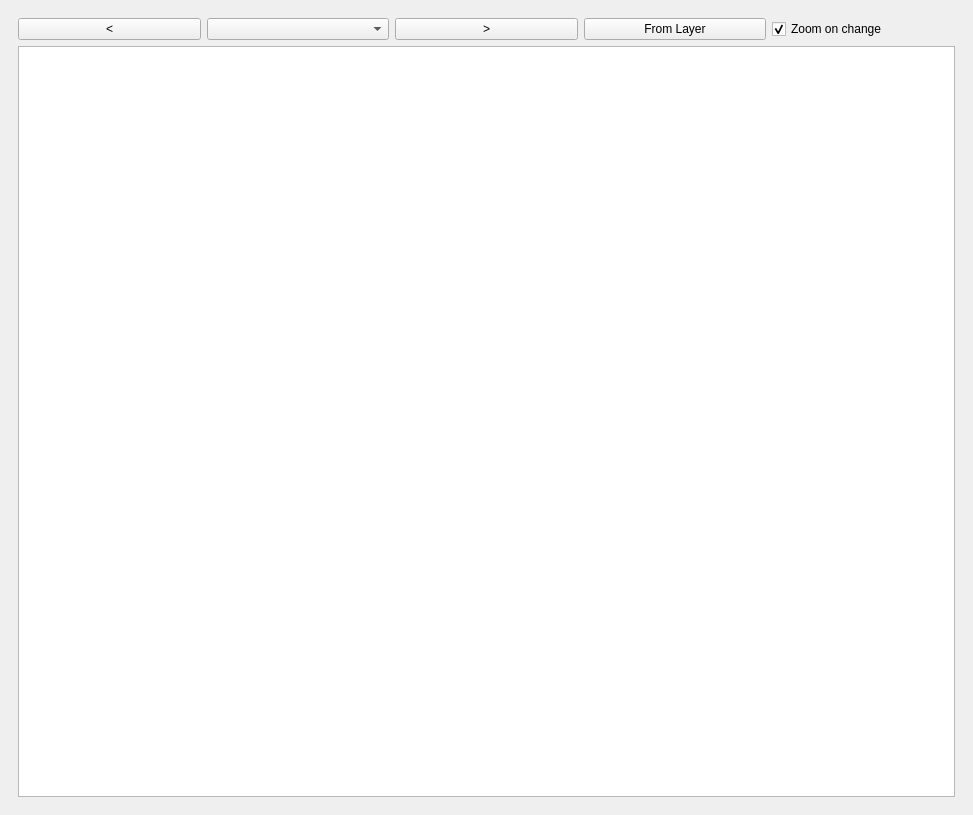
Drew973/many_to_one_mapper, file many_to_one_mapper_dockwidget_base.ui: the form before one commit.
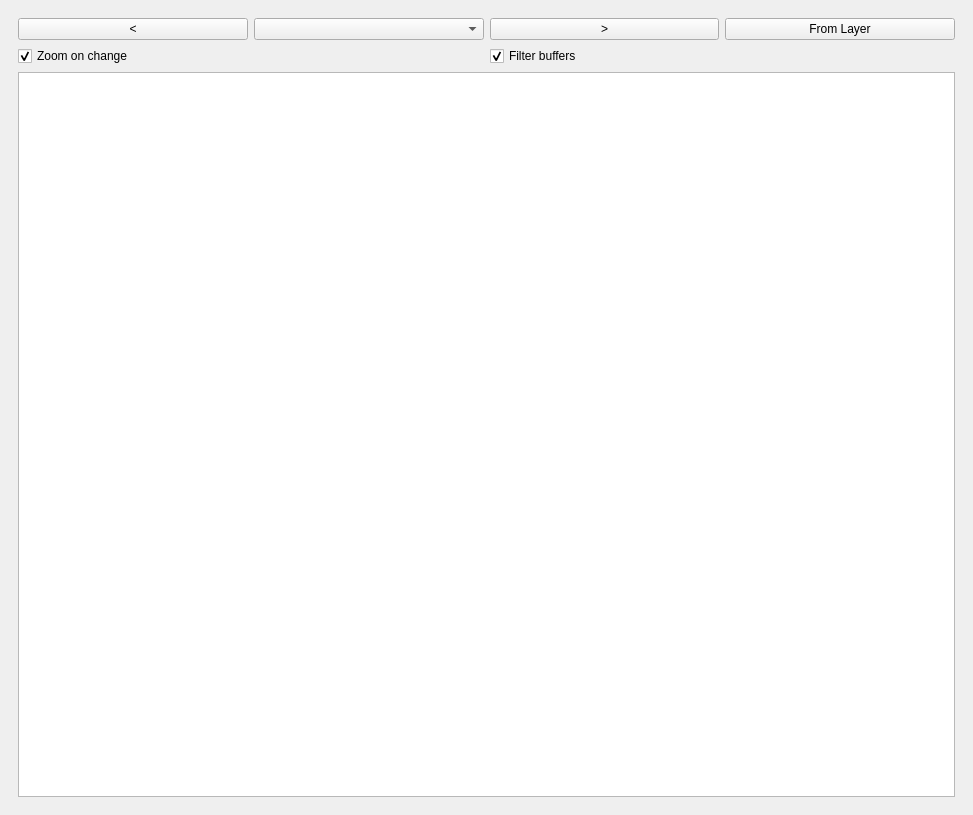
The form after the commit. Custom widgets are drawn as their Qt base class.

Commit message: 3.11. bug fixes,buffers,featureWidget

Diff of the .ui file:
```diff
--- a/many_to_one_mapper_dockwidget_base.ui
+++ b/many_to_one_mapper_dockwidget_base.ui
@@ -57,6 +57,10 @@
            </property>
           </widget>
          </item>
+        </layout>
+       </item>
+       <item>
+        <layout class="QHBoxLayout" name="horizontalLayout_2">
          <item>
           <widget class="QCheckBox" name="zoomBox">
            <property name="toolTip">
@@ -70,6 +74,19 @@
            </property>
           </widget>
          </item>
+         <item>
+          <widget class="QCheckBox" name="filterBuffersBox">
+           <property name="toolTip">
+            <string>&lt;html&gt;&lt;head/&gt;&lt;body&gt;&lt;p&gt;Filter buffers layer on change&lt;/p&gt;&lt;/body&gt;&lt;/html&gt;</string>
+           </property>
+           <property name="text">
+            <string>Filter buffers</string>
+           </property>
+           <property name="checked">
+            <bool>true</bool>
+           </property>
+          </widget>
+         </item>
         </layout>
        </item>
        <item>
```
Left out of the diff: 2 changed lines with no effect on the pictures. The commit also changes 20 other files.
